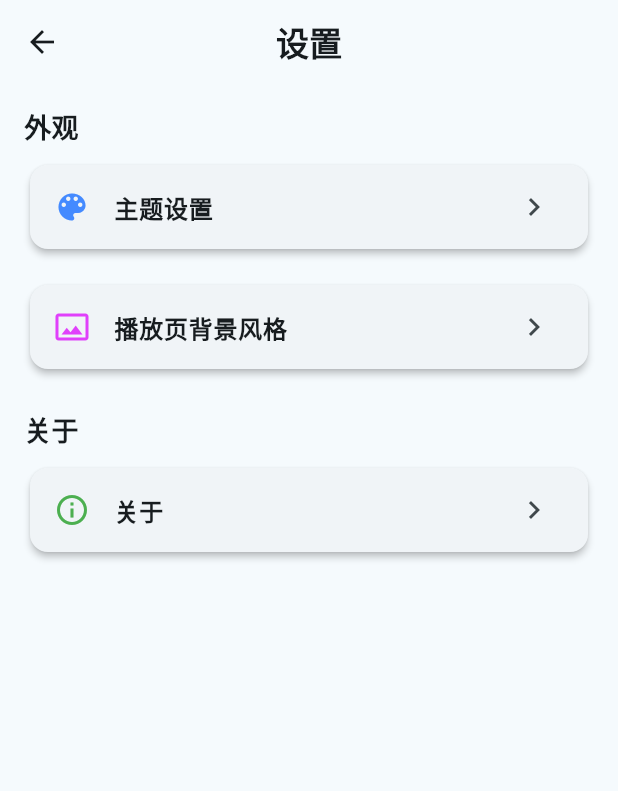
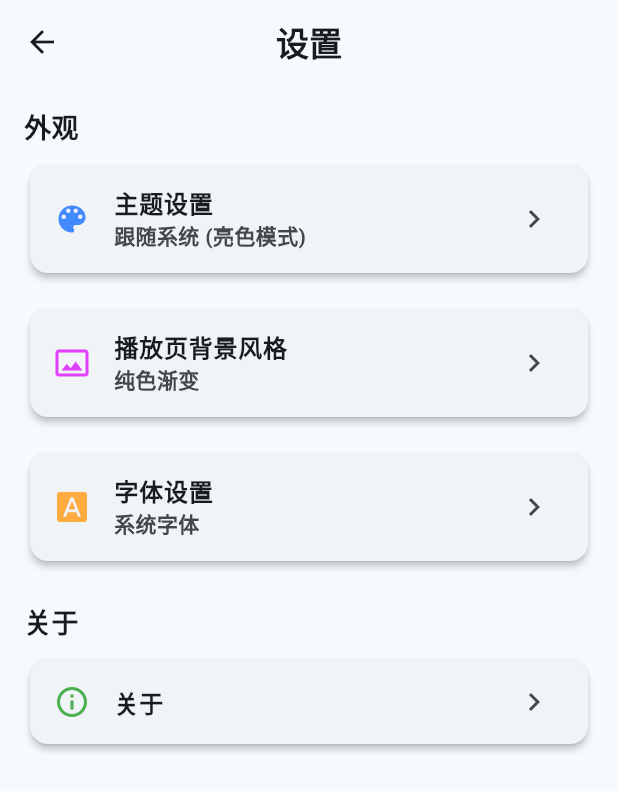
Before and after one commit to laoguanTX/Meloria_Music_Player, a Flutter app: the SettingsScreen screen opened directly, on a phone screen of 412 x 824 dp. Shown: the top 791 px of the screen. Run offline on Flutter 3.47's test engine with Material 3 defaults, Android fonts, the phone set to English and light mode, and no system bars; drawn by our look-alikes of dynamic_color; our stand-ins replace audioplayers, file_picker, palette_generator, permission_handler, scrollable_positioned_list, shared_preferences and 2 more; missing offline and left inert: flutter_taggy, window_manager; accounts and stored records are empty; Roboto replaces fonts that are missing (MiSans-Bold); statements that could not run were skipped.

Commit message:
设置页面修改

```diff
--- a/lib/main.dart
+++ b/lib/main.dart
@@ -72,7 +72,6 @@ class MyApp extends StatelessWidget {
                       seedColor: Colors.lightBlue, // 最后使用基于种子颜色生成的默认暗色主题
                       brightness: Brightness.dark, // 亮度为暗色
                     );
-
                 final baseTextTheme = Typography.dense2021 // 定义基础文本主题
                     .copyWith(
                       // 复制并修改默认文本样式
@@ -83,8 +82,9 @@ class MyApp extends StatelessWidget {
                       displayMedium: const TextStyle(fontWeight: FontWeight.bold), // 设置 displayMedium 文本加粗
                       displaySmall: const TextStyle(fontWeight: FontWeight.bold), // 设置 displaySmall 文本加粗
                       headlineLarge: const TextStyle(fontWeight: FontWeight.bold), // 设置 headlineLarge 文本加粗
-                      headlineMedium: const TextStyle(fontWeight: FontWeight.bold), // 设置 headlineMedium 文本加粗
-                      headlineSmall: const TextStyle(fontWeight: FontWeight.bold), // 设置 headlineSmall 文本加粗
+                      headlineMedium: const TextStyle(
+                          fontWeight: FontWeight
+                              .bold), // 设置 headlineMedium 文本加粗                      headlineSmall: const TextStyle(fontWeight: FontWeight.bold), // 设置 headlineSmall 文本加粗
                       labelLarge: const TextStyle(fontWeight: FontWeight.bold), // 设置 labelLarge 文本加粗
                       labelMedium: const TextStyle(fontWeight: FontWeight.bold), // 设置 labelMedium 文本加粗
                       labelSmall: const TextStyle(fontWeight: FontWeight.bold), // 设置 labelSmall 文本加粗
@@ -92,7 +92,7 @@ class MyApp extends StatelessWidget {
                       titleMedium: const TextStyle(fontWeight: FontWeight.bold), // 设置 titleMedium 文本加粗
                       titleSmall: const TextStyle(fontWeight: FontWeight.bold), // 设置 titleSmall 文本加粗
                     )
-                    .apply(fontFamily: 'MiSans-Bold'); // 应用全局字体 'MiSans-Bold'
+                    .apply(fontFamily: themeProvider.fontFamilyName); // 应用动态字体
 
                 return MaterialApp(
                   // 返回 MaterialApp 组件
@@ -101,7 +101,7 @@ class MyApp extends StatelessWidget {
                     // 设置亮色主题
                     colorScheme: lightColorScheme, // 使用定义的亮色颜色方案
                     useMaterial3: true, // 启用 Material 3 设计
-                    fontFamily: 'MiSans-Bold', // 设置全局字体
+                    fontFamily: themeProvider.fontFamilyName, // 设置动态字体
                     textTheme: baseTextTheme, // 使用定义的基础文本主题
                     visualDensity: VisualDensity.adaptivePlatformDensity, // 设置视觉密度以适应不同平台
                     appBarTheme: AppBarTheme(
@@ -125,7 +125,7 @@ class MyApp extends StatelessWidget {
                     // 设置暗色主题
                     colorScheme: darkColorScheme, // 使用定义的暗色颜色方案
                     useMaterial3: true, // 启用 Material 3 设计
-                    fontFamily: 'MiSans-Bold', // 设置全局字体
+                    fontFamily: themeProvider.fontFamilyName, // 设置动态字体
                     textTheme: baseTextTheme, // 使用定义的基础文本主题
                     visualDensity: VisualDensity.adaptivePlatformDensity, // 设置视觉密度以适应不同平台
                     appBarTheme: AppBarTheme(
--- a/lib/providers/theme_provider.dart
+++ b/lib/providers/theme_provider.dart
@@ -4,6 +4,12 @@ import 'package:flutter/material.dart';
 import 'package:flutter/services.dart';
 import 'package:palette_generator/palette_generator.dart';
 import 'package:shared_preferences/shared_preferences.dart'; // 新增导入
+
+// 新增：字体类型枚举
+enum FontFamily {
+  system, // 系统字体
+  miSans, // MiSans字体
+}
 
 class ThemeProvider extends ChangeNotifier {
   final TickerProvider vsync; // 新增：用于 AnimationController
@@ -15,16 +21,29 @@ class ThemeProvider extends ChangeNotifier {
   ColorScheme? _darkColorScheme;
   ThemeMode _themeMode = ThemeMode.system; // 新增：主题模式
   PlayerBackgroundStyle _playerBackgroundStyle = PlayerBackgroundStyle.solidGradient; // 新增：播放页背景风格
+  FontFamily _fontFamily = FontFamily.system; // 新增：字体族
 
   static const Color _defaultColor = Color(0xFF87CEEB); // 天蓝色
   static const String _themeModeKey = 'theme_mode'; // 新增：持久化key
   static const String _playerBackgroundStyleKey = 'player_background_style'; // 新增：持久化key
+  static const String _fontFamilyKey = 'font_family'; // 新增：字体族持久化key
 
   ColorScheme? get lightColorScheme => _lightColorScheme;
   ColorScheme? get darkColorScheme => _darkColorScheme;
   Color get dominantColor => _seedColor; // 返回稳定的种子颜色
   ThemeMode get themeMode => _themeMode; // 新增：获取当前主题模式
   PlayerBackgroundStyle get playerBackgroundStyle => _playerBackgroundStyle; // 新增：获取播放页背景风格
+  FontFamily get fontFamily => _fontFamily; // 新增：获取当前字体族
+
+  // 新增：获取当前字体族的字体名称
+  String? get fontFamilyName {
+    switch (_fontFamily) {
+      case FontFamily.system:
+        return null; // 使用系统默认字体
+      case FontFamily.miSans:
+        return 'MiSans-Bold';
+    }
+  }
 
   // 新增：获取当前主题模式下的合适前景色
   Color get foregroundColor {
@@ -95,6 +114,7 @@ class ThemeProvider extends ChangeNotifier {
       _updateSystemUiOverlay();
       _loadThemeMode(); // 新增：启动时加载主题模式
       _loadPlayerBackgroundStyle(); // 新增：启动时加载播放页背景风格
+      _loadFontFamily(); // 新增：启动时加载字体族
     });
   }
 
@@ -150,6 +170,33 @@ class ThemeProvider extends ChangeNotifier {
     if (_playerBackgroundStyle != style) {
       _playerBackgroundStyle = style;
       _savePlayerBackgroundStyle(); // 保存到本地
+      notifyListeners();
+    }
+  }
+
+  // 新增：保存字体族到本地
+  Future<void> _saveFontFamily() async {
+    final prefs = await SharedPreferences.getInstance();
+    await prefs.setInt(_fontFamilyKey, _fontFamily.index);
+  }
+
+  // 新增：从本地加载字体族
+  Future<void> _loadFontFamily() async {
+    final prefs = await SharedPreferences.getInstance();
+    final fontFamilyIndex = prefs.getInt(_fontFamilyKey);
+    if (fontFamilyIndex != null && fontFamilyIndex >= 0 && fontFamilyIndex < FontFamily.values.length) {
+      _fontFamily = FontFamily.values[fontFamilyIndex];
+    } else {
+      _fontFamily = FontFamily.system; // 默认值
+    }
+    notifyListeners();
+  }
+
+  // 新增：更新字体族
+  void updateFontFamily(FontFamily fontFamily) {
+    if (_fontFamily != fontFamily) {
+      _fontFamily = fontFamily;
+      _saveFontFamily(); // 保存到本地
       notifyListeners();
     }
   }
--- a/lib/screens/settings_screen.dart
+++ b/lib/screens/settings_screen.dart
@@ -16,8 +16,7 @@ class SettingsScreen extends StatelessWidget {
         padding: const EdgeInsets.symmetric(vertical: 16, horizontal: 16),
         children: <Widget>[
           const Text('外观', style: TextStyle(fontSize: 18, fontWeight: FontWeight.bold)),
-          const SizedBox(height: 8),
-          Card(
+          const SizedBox(height: 8),          Card(
             shape: RoundedRectangleBorder(borderRadius: BorderRadius.circular(12)),
             elevation: 2,
             clipBehavior: Clip.antiAlias, // 新增，确保圆角生效
@@ -26,10 +25,15 @@ class SettingsScreen extends StatelessWidget {
               onTap: () {
                 _showThemeDialog(context);
               },
-              child: ListTile(
-                leading: const Icon(Icons.color_lens, color: Colors.blueAccent),
-                title: const Text('主题设置'),
-                trailing: const Icon(Icons.chevron_right),
+              child: Consumer<ThemeProvider>(
+                builder: (context, themeProvider, child) {
+                  return ListTile(
+                    leading: const Icon(Icons.color_lens, color: Colors.blueAccent),
+                    title: const Text('主题设置'),
+                    subtitle: Text(_getCurrentThemeModeText(context)), // 新增副标题显示当前主题模式
+                    trailing: const Icon(Icons.chevron_right),
+                  );
+                },
               ),
             ),
           ),
@@ -46,7 +50,25 @@ class SettingsScreen extends StatelessWidget {
               child: ListTile(
                 leading: const Icon(Icons.photo_size_select_actual_outlined, color: Colors.purpleAccent),
                 title: const Text('播放页背景风格'),
-                // subtitle: Text(_getCurrentPlayerBackgroundStyleText(context)), // Display current style
+                subtitle: Text(_getCurrentPlayerBackgroundStyleText(context)), // Display current style
+                trailing: const Icon(Icons.chevron_right),
+              ),
+            ),
+          ),
+          const SizedBox(height: 16), // Added spacing
+          Card(
+            shape: RoundedRectangleBorder(borderRadius: BorderRadius.circular(12)),
+            elevation: 2,
+            clipBehavior: Clip.antiAlias,
+            child: InkWell(
+              borderRadius: BorderRadius.circular(12),
+              onTap: () {
+                _showFontFamilyDialog(context);
+              },
+              child: ListTile(
+                leading: const Icon(Icons.font_download, color: Colors.orangeAccent),
+                title: const Text('字体设置'),
+                subtitle: Text(_getCurrentFontFamilyText(context)),
                 trailing: const Icon(Icons.chevron_right),
               ),
             ),
@@ -188,3 +210,73 @@ void _showPlayerBackgroundStyleDialog(BuildContext context) {
     },
   );
 }
+
+// Helper function to get display text for current font family
+String _getCurrentFontFamilyText(BuildContext context) {
+  final themeProvider = Provider.of<ThemeProvider>(context, listen: false);
+  switch (themeProvider.fontFamily) {
+    case FontFamily.system:
+      return '系统字体';
+    case FontFamily.miSans:
+      return 'MiSans';
+  }
+}
+
+// 新增：显示字体族选择对话框
+void _showFontFamilyDialog(BuildContext context) {
+  final themeProvider = Provider.of<ThemeProvider>(context, listen: false);
+  FontFamily currentFont = themeProvider.fontFamily;
+
+  showDialog(
+    context: context,
+    builder: (BuildContext context) {
+      return AlertDialog(
+        title: const Text('选择字体'),
+        content: Column(
+          mainAxisSize: MainAxisSize.min,
+          children: <Widget>[
+            RadioListTile<FontFamily>(
+              title: const Text('系统字体'),
+              subtitle: const Text('使用系统默认字体'),
+              value: FontFamily.system,
+              groupValue: currentFont,
+              onChanged: (FontFamily? value) {
+                if (value != null) {
+                  themeProvider.updateFontFamily(value);
+                  Navigator.of(context).pop();
+                }
+              },
+            ),
+            RadioListTile<FontFamily>(
+              title: const Text('MiSans'),
+              subtitle: const Text('小米字体'),
+              value: FontFamily.miSans,
+              groupValue: currentFont,
+              onChanged: (FontFamily? value) {
+                if (value != null) {
+                  themeProvider.updateFontFamily(value);
+                  Navigator.of(context).pop();
+                }
+              },
+            ),
+          ],
+        ),
+      );
+    },
+  );
+}
+
+// Helper function to get display text for current theme mode
+String _getCurrentThemeModeText(BuildContext context) {
+  final themeProvider = Provider.of<ThemeProvider>(context, listen: false);
+  switch (themeProvider.themeMode) {
+    case ThemeMode.system:
+      // 当选择跟随系统时，显示系统当前实际使用的模式
+      final brightness = MediaQuery.of(context).platformBrightness;
+      return brightness == Brightness.dark ? '跟随系统 (暗黑模式)' : '跟随系统 (亮色模式)';
+    case ThemeMode.light:
+      return '亮色模式';
+    case ThemeMode.dark:
+      return '暗黑模式';
+  }
+}
```
Also changed, not shown: lib/asset/icon/app_icon.png, 1 other file.
